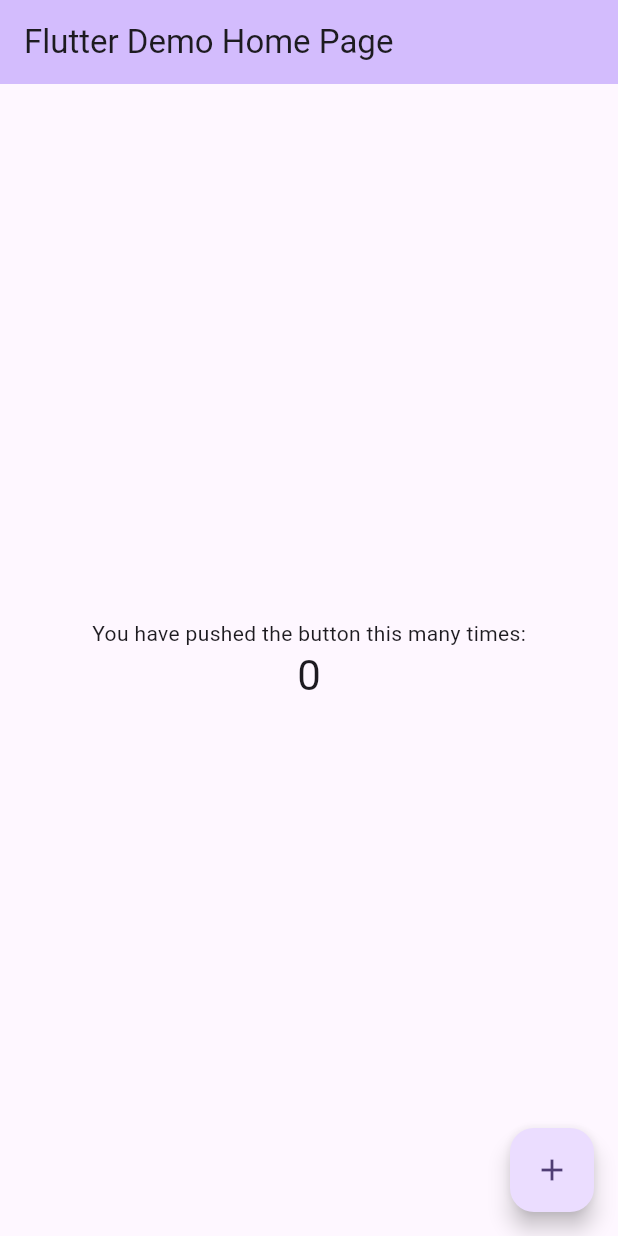
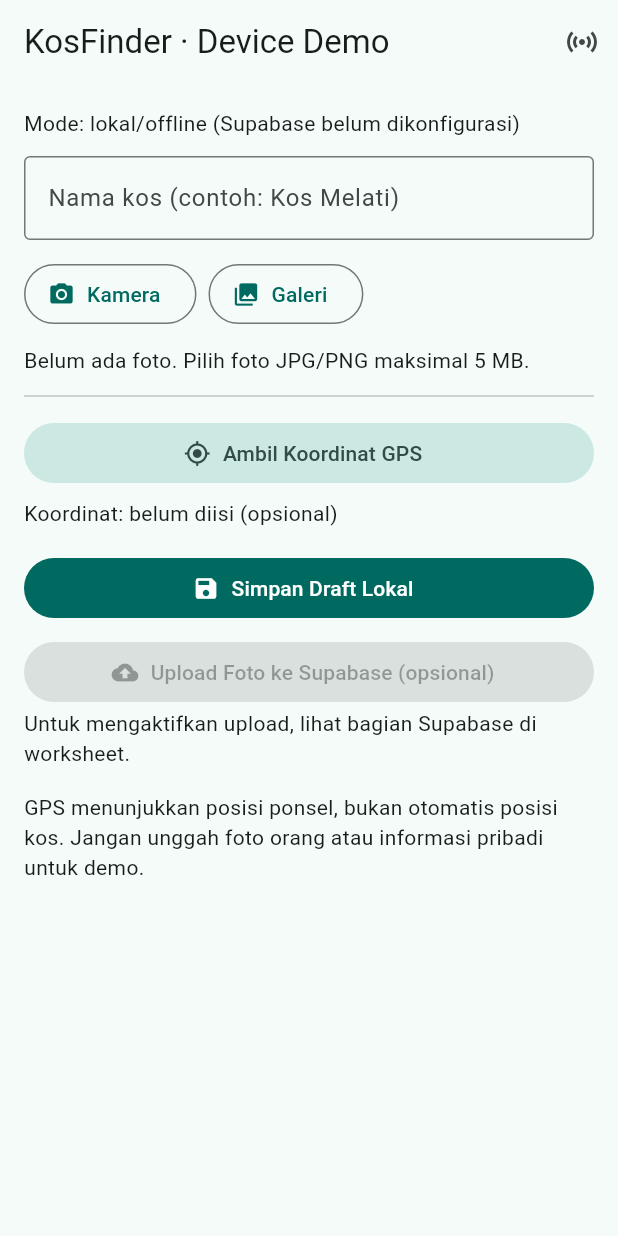
Before and after one commit to kadeknova761-beep/kosfinder_device_demo, a Flutter app: the screen it shows after launch, on a phone screen of 412 x 824 dp. Run offline on Flutter 3.47's test engine with Material 3 defaults, Android fonts, the phone set to English and light mode, and no system bars; our stand-ins replace geolocator, image_picker, sensors_plus, shared_preferences, supabase_flutter; accounts and stored records are empty.

Commit message:
feat: tambah kerangka aplikasi device demo dan permission android

```diff
--- /dev/null
+++ b/lib/cloud_config.dart
@@ -0,0 +1,9 @@
+/// Konfigurasi cloud opsional; fitur kamera/GPS/draft tetap berjalan tanpa ini.
+/// Isi melalui --dart-define ketika menjalankan Flutter.
+class CloudConfig {
+  static const url = String.fromEnvironment('SUPABASE_URL');
+  static const publishableKey =
+      String.fromEnvironment('SUPABASE_PUBLISHABLE_KEY');
+
+  static bool get enabled => url.isNotEmpty && publishableKey.isNotEmpty;
+}
--- a/lib/main.dart
+++ b/lib/main.dart
@@ -1,122 +1,34 @@
 import 'package:flutter/material.dart';
+import 'package:supabase_flutter/supabase_flutter.dart';
 
-void main() {
-  runApp(const MyApp());
+import 'cloud_config.dart';
+import 'pages/device_demo_page.dart';
+
+Future<void> main() async {
+  WidgetsFlutterBinding.ensureInitialized();
+
+  // Mode lokal dapat berjalan tanpa project / akun Supabase.
+  if (CloudConfig.enabled) {
+    await Supabase.initialize(
+      url: CloudConfig.url,
+      anonKey: CloudConfig.publishableKey,
+    );
+  }
+
+  runApp(const KosFinderDeviceApp());
 }
 
-class MyApp extends StatelessWidget {
-  const MyApp({super.key});
-
-  // This widget is the root of your application.
-  @override
-  Widget build(BuildContext context) {
-    return MaterialApp(
-      title: 'Flutter Demo',
-      theme: ThemeData(
-        // This is the theme of your application.
-        //
-        // TRY THIS: Try running your application with "flutter run". You'll see
-        // the application has a purple toolbar. Then, without quitting the app,
-        // try changing the seedColor in the colorScheme below to Colors.green
-        // and then invoke "hot reload" (save your changes or press the "hot
-        // reload" button in a Flutter-supported IDE, or press "r" if you used
-        // the command line to start the app).
-        //
-        // Notice that the counter didn't reset back to zero; the application
-        // state is not lost during the reload. To reset the state, use hot
-        // restart instead.
-        //
-        // This works for code too, not just values: Most code changes can be
-        // tested with just a hot reload.
-        colorScheme: .fromSeed(seedColor: Colors.deepPurple),
-      ),
-      home: const MyHomePage(title: 'Flutter Demo Home Page'),
-    );
-  }
-}
-
-class MyHomePage extends StatefulWidget {
-  const MyHomePage({super.key, required this.title});
-
-  // This widget is the home page of your application. It is stateful, meaning
-  // that it has a State object (defined below) that contains fields that affect
-  // how it looks.
-
-  // This class is the configuration for the state. It holds the values (in this
-  // case the title) provided by the parent (in this case the App widget) and
-  // used by the build method of the State. Fields in a Widget subclass are
-  // always marked "final".
-
-  final String title;
+class KosFinderDeviceApp extends StatelessWidget {
+  const KosFinderDeviceApp({super.key});
 
   @override
-  State<MyHomePage> createState() => _MyHomePageState();
+  Widget build(BuildContext context) => MaterialApp(
+        debugShowCheckedModeBanner: false,
+        title: 'KosFinder - Device Demo',
+        theme: ThemeData(
+          colorSchemeSeed: Colors.teal,
+          useMaterial3: true,
+        ),
+        home: const DeviceDemoPage(),
+      );
 }
-
-class _MyHomePageState extends State<MyHomePage> {
-  int _counter = 0;
-
-  void _incrementCounter() {
-    setState(() {
-      // This call to setState tells the Flutter framework that something has
-      // changed in this State, which causes it to rerun the build method below
-      // so that the display can reflect the updated values. If we changed
-      // _counter without calling setState(), then the build method would not be
-      // called again, and so nothing would appear to happen.
-      _counter++;
-    });
-  }
-
-  @override
-  Widget build(BuildContext context) {
-    // This method is rerun every time setState is called, for instance as done
-    // by the _incrementCounter method above.
-    //
-    // The Flutter framework has been optimized to make rerunning build methods
-    // fast, so that you can just rebuild anything that needs updating rather
-    // than having to individually change instances of widgets.
-    return Scaffold(
-      appBar: AppBar(
-        // TRY THIS: Try changing the color here to a specific color (to
-        // Colors.amber, perhaps?) and trigger a hot reload to see the AppBar
-        // change color while the other colors stay the same.
-        backgroundColor: Theme.of(context).colorScheme.inversePrimary,
-        // Here we take the value from the MyHomePage object that was created by
-        // the App.build method, and use it to set our appbar title.
-        title: Text(widget.title),
-      ),
-      body: Center(
-        // Center is a layout widget. It takes a single child and positions it
-        // in the middle of the parent.
-        child: Column(
-          // Column is also a layout widget. It takes a list of children and
-          // arranges them vertically. By default, it sizes itself to fit its
-          // children horizontally, and tries to be as tall as its parent.
-          //
-          // Column has various properties to control how it sizes itself and
-          // how it positions its children. Here we use mainAxisAlignment to
-          // center the children vertically; the main axis here is the vertical
-          // axis because Columns are vertical (the cross axis would be
-          // horizontal).
-          //
-          // TRY THIS: Invoke "debug painting" (choose the "Toggle Debug Paint"
-          // action in the IDE, or press "p" in the console), to see the
-          // wireframe for each widget.
-          mainAxisAlignment: .center,
-          children: [
-            const Text('You have pushed the button this many times:'),
-            Text(
-              '$_counter',
-              style: Theme.of(context).textTheme.headlineMedium,
-            ),
-          ],
-        ),
-      ),
-      floatingActionButton: FloatingActionButton(
-        onPressed: _incrementCounter,
-        tooltip: 'Increment',
-        child: const Icon(Icons.add),
-      ),
-    );
-  }
-}
--- /dev/null
+++ b/lib/pages/device_demo_page.dart
@@ -0,0 +1,320 @@
+import 'dart:async';
+import 'dart:io';
+
+import 'package:flutter/foundation.dart';
+import 'package:flutter/material.dart';
+import 'package:flutter/services.dart';
+import 'package:geolocator/geolocator.dart';
+import 'package:image_picker/image_picker.dart';
+import 'package:supabase_flutter/supabase_flutter.dart';
+
+import '../cloud_config.dart';
+import '../services/device_location_service.dart';
+import '../services/draft_repository.dart';
+import '../services/photo_upload_service.dart';
+import 'sensor_demo_page.dart';
+
+class DeviceDemoPage extends StatefulWidget {
+  const DeviceDemoPage({super.key});
+
+  @override
+  State<DeviceDemoPage> createState() => _DeviceDemoPageState();
+}
+
+class _DeviceDemoPageState extends State<DeviceDemoPage> {
+  final _nameController = TextEditingController();
+  final _picker = ImagePicker();
+  final _drafts = DraftRepository();
+  final _location = DeviceLocationService();
+  final _uploader = PhotoUploadService();
+
+  String? _photoPath;
+  String? _storagePath;
+  String? _publicUrl;
+  double? _latitude;
+  double? _longitude;
+  LocationFailureType? _locationError;
+  bool _busy = false;
+
+  @override
+  void initState() {
+    super.initState();
+    _restoreLocalDraft();
+  }
+
+  @override
+  void dispose() {
+    _nameController.dispose();
+    super.dispose();
+  }
+
+  void _notice(String message) {
+    if (!mounted) return;
+    ScaffoldMessenger.of(context).showSnackBar(
+      SnackBar(content: Text(message)),
+    );
+  }
+
+  Future<void> _restoreLocalDraft() async {
+    try {
+      final draft = await _drafts.load();
+      if (!mounted) return;
+      setState(() {
+        _nameController.text = draft['name'] as String? ?? '';
+        _photoPath = draft['photoPath'] as String?;
+        _storagePath = draft['storagePath'] as String?;
+        _publicUrl = draft['publicUrl'] as String?;
+        final lat = draft['latitude'];
+        final lng = draft['longitude'];
+        _latitude = lat is num ? lat.toDouble() : null;
+        _longitude = lng is num ? lng.toDouble() : null;
+      });
+      await _recoverInterruptedPicker();
+    } catch (error) {
+      _notice('Draft lokal belum dapat dibaca: $error');
+    }
+  }
+
+  Future<void> _recoverInterruptedPicker() async {
+    if (defaultTargetPlatform != TargetPlatform.android) return;
+    final lost = await _picker.retrieveLostData();
+    if (lost.isEmpty) return;
+    if (lost.files != null && lost.files!.isNotEmpty) {
+      await _acceptPhoto(lost.files!.first);
+      _notice('Foto dari proses kamera/galeri yang terputus dipulihkan.');
+    } else if (lost.exception != null) {
+      _notice('Pemulihan foto gagal: ${lost.exception}');
+    }
+  }
+
+  Future<void> _saveDraft({bool showMessage = true}) async {
+    await _drafts.save({
+      'name': _nameController.text.trim(),
+      'photoPath': _photoPath,
+      'latitude': _latitude,
+      'longitude': _longitude,
+      'storagePath': _storagePath,
+      'publicUrl': _publicUrl,
+    });
+    if (showMessage) _notice('Draft berhasil disimpan di perangkat.');
+  }
+
+  Future<void> _acceptPhoto(XFile picked) async {
+    final permanentPath = await _drafts.savePermanentPhoto(picked);
+    if (!mounted) return;
+    setState(() {
+      _photoPath = permanentPath;
+      _storagePath = null;
+      _publicUrl = null;
+    });
+    await _saveDraft(showMessage: false);
+  }
+
+  Future<void> _choosePhoto(ImageSource source) async {
+    if (_busy) return;
+    setState(() => _busy = true);
+    try {
+      final picked = await _picker.pickImage(
+        source: source,
+        maxWidth: 1600,
+        imageQuality: 80,
+      );
+      if (picked == null) {
+        _notice('Pemilihan foto dibatalkan; draft tidak berubah.');
+        return;
+      }
+      await _acceptPhoto(picked);
+      _notice('Foto disalin ke penyimpanan permanen aplikasi.');
+    } on PlatformException catch (error) {
+      _notice('Kamera/galeri tidak tersedia (${error.code}). Cek izin perangkat.');
+    } on FormatException catch (error) {
+      _notice(error.message);
+    } catch (error) {
+      _notice('Gagal memilih foto: $error');
+    } finally {
+      if (mounted) setState(() => _busy = false);
+    }
+  }
+
+  Future<void> _getLocation() async {
+    if (_busy) return;
+    setState(() {
+      _busy = true;
+      _locationError = null;
+    });
+    try {
+      final position = await _location.getPosition();
+      if (!mounted) return;
+      setState(() {
+        _latitude = position.latitude;
+        _longitude = position.longitude;
+      });
+      await _saveDraft(showMessage: false);
+      _notice('Koordinat berhasil diambil dan tersimpan dalam draft.');
+    } on LocationFailure catch (error) {
+      if (!mounted) return;
+      setState(() => _locationError = error.type);
+      _notice(error.message);
+    } on TimeoutException {
+      _notice('Waktu mencari GPS habis. Coba dekat jendela/area terbuka.');
+    } catch (error) {
+      _notice('Lokasi tidak dapat diambil: $error');
+    } finally {
+      if (mounted) setState(() => _busy = false);
+    }
+  }
+
+  Future<void> _upload() async {
+    if (_busy || !CloudConfig.enabled) return;
+    if (_nameController.text.trim().isEmpty) {
+      _notice('Isi nama kos sebelum mengunggah foto.');
+      return;
+    }
+    final path = _photoPath;
+    if (path == null || !File(path).existsSync()) {
+      _notice('Ambil/pilih foto terlebih dahulu.');
+      return;
+    }
+    setState(() => _busy = true);
+    try {
+      final result = await _uploader.upload(File(path));
+      if (!mounted) return;
+      setState(() {
+        _storagePath = result.storagePath;
+        _publicUrl = result.publicUrl;
+      });
+      await _saveDraft(showMessage: false);
+      _notice('Berhasil! Foto tersedia pada Supabase Storage.');
+    } on AuthException catch (error) {
+      _notice('Login anonymous Supabase gagal: ${error.message}');
+    } on StorageException catch (error) {
+      _notice('Upload ditolak Storage: ${error.message}');
+    } catch (error) {
+      _notice('Gagal upload: $error. Draft lokal tetap ada.');
+    } finally {
+      if (mounted) setState(() => _busy = false);
+    }
+  }
+
+  @override
+  Widget build(BuildContext context) {
+    final photoExists = _photoPath != null && File(_photoPath!).existsSync();
+    return Scaffold(
+      appBar: AppBar(
+        title: const Text('KosFinder · Device Demo'),
+        actions: [
+          IconButton(
+            tooltip: 'Demo sensor',
+            icon: const Icon(Icons.sensors),
+            onPressed: () => Navigator.of(context).push(
+              MaterialPageRoute(builder: (_) => const SensorDemoPage()),
+            ),
+          ),
+        ],
+      ),
+      body: ListView(
+        padding: const EdgeInsets.all(16),
+        children: [
+          Text(
+            CloudConfig.enabled
+                ? 'Mode: lokal + Supabase (tanpa Worksheet 9)'
+                : 'Mode: lokal/offline (Supabase belum dikonfigurasi)',
+          ),
+          const SizedBox(height: 12),
+          TextField(
+            controller: _nameController,
+            decoration: const InputDecoration(
+              labelText: 'Nama kos (contoh: Kos Melati)',
+              border: OutlineInputBorder(),
+            ),
+          ),
+          const SizedBox(height: 12),
+          Wrap(
+            spacing: 8,
+            children: [
+              OutlinedButton.icon(
+                onPressed: _busy ? null : () => _choosePhoto(ImageSource.camera),
+                icon: const Icon(Icons.camera_alt),
+                label: const Text('Kamera'),
+              ),
+              OutlinedButton.icon(
+                onPressed: _busy ? null : () => _choosePhoto(ImageSource.gallery),
+                icon: const Icon(Icons.photo_library),
+                label: const Text('Galeri'),
+              ),
+            ],
+          ),
+          const SizedBox(height: 10),
+          if (photoExists)
+            ClipRRect(
+              borderRadius: BorderRadius.circular(12),
+              child: Image.file(File(_photoPath!), height: 200, fit: BoxFit.cover),
+            )
+          else
+            const Text('Belum ada foto. Pilih foto JPG/PNG maksimal 5 MB.'),
+          const Divider(height: 28),
+          FilledButton.tonalIcon(
+            onPressed: _busy ? null : _getLocation,
+            icon: const Icon(Icons.my_location),
+            label: const Text('Ambil Koordinat GPS'),
+          ),
+          const SizedBox(height: 6),
+          Text(
+            _latitude == null || _longitude == null
+                ? 'Koordinat: belum diisi (opsional)'
+                : 'Lat: ${_latitude!.toStringAsFixed(6)}, '
+                    'Lng: ${_longitude!.toStringAsFixed(6)}',
+          ),
+          if (_locationError == LocationFailureType.serviceDisabled)
+            TextButton(
+              onPressed: () => Geolocator.openLocationSettings(),
+              child: const Text('Buka pengaturan layanan lokasi'),
+            ),
+          if (_locationError == LocationFailureType.deniedForever)
+            TextButton(
+              onPressed: () => Geolocator.openAppSettings(),
+              child: const Text('Buka pengaturan izin aplikasi'),
+            ),
+          const SizedBox(height: 16),
+          FilledButton.icon(
+            onPressed: _busy
+                ? null
+                : () async {
+                    try {
+                      await _saveDraft();
+                    } catch (error) {
+                      _notice('Gagal menyimpan draft: $error');
+                    }
+                  },
+            icon: const Icon(Icons.save),
+            label: const Text('Simpan Draft Lokal'),
+          ),
+          const SizedBox(height: 8),
+          FilledButton.icon(
+            onPressed: _busy || !CloudConfig.enabled ? null : _upload,
+            icon: const Icon(Icons.cloud_upload),
+            label: const Text('Upload Foto ke Supabase (opsional)'),
+          ),
+          if (!CloudConfig.enabled)
+            const Text('Untuk mengaktifkan upload, lihat bagian Supabase di worksheet.'),
+          if (_busy) const LinearProgressIndicator(),
+          if (_storagePath != null) ...[
+            const SizedBox(height: 14),
+            const Text('Lokasi objek Storage:'),
+            SelectableText(_storagePath!),
+          ],
+          if (_publicUrl != null) ...[
+            const SizedBox(height: 8),
+            const Text('URL foto publik:'),
+            SelectableText(_publicUrl!),
+          ],
+          const SizedBox(height: 16),
+          const Text(
+            'GPS menunjukkan posisi ponsel, bukan otomatis posisi kos. '
+            'Jangan unggah foto orang atau informasi pribadi untuk demo.',
+          ),
+        ],
+      ),
+    );
+  }
+}
--- /dev/null
+++ b/lib/services/device_location_service.dart
@@ -0,0 +1,47 @@
+import 'package:geolocator/geolocator.dart';
+
+enum LocationFailureType { serviceDisabled, denied, deniedForever }
+
+class LocationFailure implements Exception {
+  const LocationFailure(this.type, this.message);
+  final LocationFailureType type;
+  final String message;
+
+  @override
+  String toString() => message;
+}
+
+class DeviceLocationService {
+  Future<Position> getPosition() async {
+    if (!await Geolocator.isLocationServiceEnabled()) {
+      throw const LocationFailure(
+        LocationFailureType.serviceDisabled,
+        'GPS/lokasi perangkat tidak aktif. Nyalakan melalui Settings.',
+      );
+    }
+
+    var permission = await Geolocator.checkPermission();
+    if (permission == LocationPermission.denied) {
+      permission = await Geolocator.requestPermission();
+    }
+    if (permission == LocationPermission.denied) {
+      throw const LocationFailure(
+        LocationFailureType.denied,
+        'Izin lokasi ditolak. Foto dan draft tetap dapat digunakan.',
+      );
+    }
+    if (permission == LocationPermission.deniedForever) {
+      throw const LocationFailure(
+        LocationFailureType.deniedForever,
+        'Izin lokasi ditolak permanen. Ubah di Settings aplikasi.',
+      );
+    }
+
+    return Geolocator.getCurrentPosition(
+      locationSettings: const LocationSettings(
+        accuracy: LocationAccuracy.high,
+        timeLimit: Duration(seconds: 20),
+      ),
+    );
+  }
+}
--- /dev/null
+++ b/lib/services/draft_repository.dart
@@ -0,0 +1,44 @@
+import 'dart:convert';
+import 'dart:io';
+
+import 'package:image_picker/image_picker.dart';
+import 'package:path_provider/path_provider.dart';
+import 'package:shared_preferences/shared_preferences.dart';
+
+/// Demo ini hanya menyimpan satu draft pada SATU perangkat.
+/// Tidak memerlukan login, tabel database, maupun Worksheet 9.
+class DraftRepository {
+  static const _draftKey = 'kosfinder_device_demo_draft_v1';
+  final SharedPreferencesAsync _prefs = SharedPreferencesAsync();
+
+  Future<Map<String, dynamic>> load() async {
+    final raw = await _prefs.getString(_draftKey);
+    if (raw == null) return {};
+    final decoded = jsonDecode(raw);
+    if (decoded is Map<String, dynamic>) return decoded;
+    return {};
+  }
+
+  Future<void> save(Map<String, dynamic> draft) async {
+    await _prefs.setString(_draftKey, jsonEncode(draft));
+  }
+
+  Future<String> savePermanentPhoto(XFile selected) async {
+    final ext = selected.name.split('.').last.toLowerCase();
+    if (!{'jpg', 'jpeg', 'png'}.contains(ext)) {
+      throw const FormatException('Foto harus berupa JPG/JPEG/PNG.');
+    }
+    if (await selected.length() > 5 * 1024 * 1024) {
+      throw const FormatException('Ukuran foto maksimal 5 MB.');
+    }
+
+    final root = await getApplicationDocumentsDirectory();
+    final folder = Directory('${root.path}/kosfinder_photos');
+    await folder.create(recursive: true);
+    final output = File(
+      '${folder.path}/${DateTime.now().microsecondsSinceEpoch}.$ext',
+    );
+    await selected.saveTo(output.path);
+    return output.path;
+  }
+}
--- /dev/null
+++ b/lib/services/photo_upload_service.dart
@@ -0,0 +1,55 @@
+import 'dart:io';
+
+import 'package:supabase_flutter/supabase_flutter.dart';
+
+import '../cloud_config.dart';
+
+class PhotoUploadResult {
+  const PhotoUploadResult(this.storagePath, this.publicUrl);
+  final String storagePath;
+  final String publicUrl;
+}
+
+/// Layanan ini HANYA dipanggil jika mahasiswa memilih praktik cloud.
+class PhotoUploadService {
+  Future<PhotoUploadResult> upload(File photo) async {
+    if (!CloudConfig.enabled) {
+      throw StateError(
+        'Supabase belum dikonfigurasi. Jalankan dengan --dart-define '
+        'atau gunakan Simpan Draft Lokal.',
+      );
+    }
+
+    final client = Supabase.instance.client;
+    // Anonymous Sign-In bukan tanpa otorisasi: ini membuat auth.uid() unik.
+    if (client.auth.currentUser == null) {
+      await client.auth.signInAnonymously();
+    }
+    final userId = client.auth.currentUser?.id;
+    if (userId == null) {
+      throw StateError('Sesi anonymous Supabase tidak berhasil dibuat.');
+    }
+
+    final ext = photo.path.split('.').last.toLowerCase();
+    if (!{'jpg', 'jpeg', 'png'}.contains(ext)) {
+      throw const FormatException('Format foto tidak didukung.');
+    }
+    if (await photo.length() > 5 * 1024 * 1024) {
+      throw const FormatException('Ukuran foto maksimal 5 MB.');
+    }
+
+    // Policy Storage mengizinkan tulis HANYA di folder milik auth.uid().
+    final objectPath = '$userId/${DateTime.now().microsecondsSinceEpoch}.$ext';
+    final returnedPath = await client.storage.from('kosfinder-demo').upload(
+          objectPath,
+          photo,
+          fileOptions: FileOptions(
+            upsert: false,
+            contentType: ext == 'png' ? 'image/png' : 'image/jpeg',
+          ),
+        );
+    final publicUrl =
+        client.storage.from('kosfinder-demo').getPublicUrl(returnedPath);
+    return PhotoUploadResult(returnedPath, publicUrl);
+  }
+}
```
Also changed, not shown: lib/pages/sensor_demo_page.dart (added, +50 -0 lines), 2 other files.
